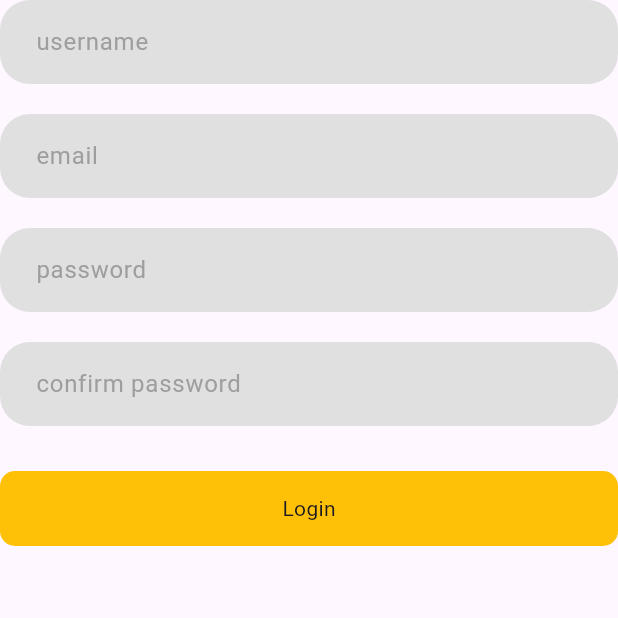
After one commit to Pepsi-Dota2/flutter-app-stater, a Flutter app: the RegisterPage screen opened by its route, on a phone screen of 412 x 824 dp, the top half of it. The commit adds this screen. Run offline on Flutter 3.47's test engine with Material 3 defaults, Android fonts, the phone set to English and light mode, and no system bars; our stand-ins replace auto_route, flutter_form_builder, gap.

Commit message:
commit register

```diff
--- a/lib/src/core/routers/router.dart
+++ b/lib/src/core/routers/router.dart
@@ -1,5 +1,6 @@
 import 'package:auto_route/auto_route.dart';
 import 'package:flutter_app_stater/src/modules/Login/presentation/pages/login_page.dart';
+import 'package:flutter_app_stater/src/modules/Login/presentation/pages/register/register.dart';
 
 part 'router.gr.dart';
 
@@ -8,5 +9,6 @@ class AppRouter extends _$AppRouter {
   @override
   List<AutoRoute> get routes => [
         AutoRoute(page: LoginRoute.page, initial: true),
+        AutoRoute(page: RegisterRoute.page)
       ];
 }
--- /dev/null
+++ b/lib/src/modules/Login/presentation/pages/register/register.dart
@@ -0,0 +1,51 @@
+import 'package:auto_route/auto_route.dart';
+import 'package:flutter/material.dart';
+import 'package:flutter_app_stater/src/widgets/custom_button_submit.dart';
+import 'package:flutter_app_stater/src/widgets/custom_form_file.dart';
+import 'package:gap/gap.dart';
+
+@RoutePage()
+class RegisterPage extends StatelessWidget {
+  const RegisterPage({super.key});
+
+  @override
+  Widget build(BuildContext context) {
+    return  Scaffold(
+      body: Column(
+        children: [
+          const CustomFormField(
+            name: "username",
+            hintText: 'username',
+            obscureText: true,
+          ),
+          const Gap(20),
+          const CustomFormField(
+            name: "email",
+            hintText: 'email',
+            obscureText: true,
+          ),
+          const Gap(20),
+          const CustomFormField(
+            name: "password",
+            hintText: 'password',
+            obscureText: true,
+          ),
+          const Gap(20),
+          const CustomFormField(
+            name: "confirmPassword",
+            hintText: 'confirm password',
+            obscureText: true,
+          ),
+          const Gap(30),
+          CustomButtonSubmit(
+            text: 'Login',
+            colorBt: Colors.amber,
+            height: 50,
+            radius: BorderRadius.circular(10),
+            onTab: () {},
+          ),
+        ],
+      ),
+    );
+  }
+}
```
Also changed, not shown: lib/src/modules/Login/presentation/pages/login_page.dart (+18 -6 lines), lib/src/core/routers/router.gr.dart.
